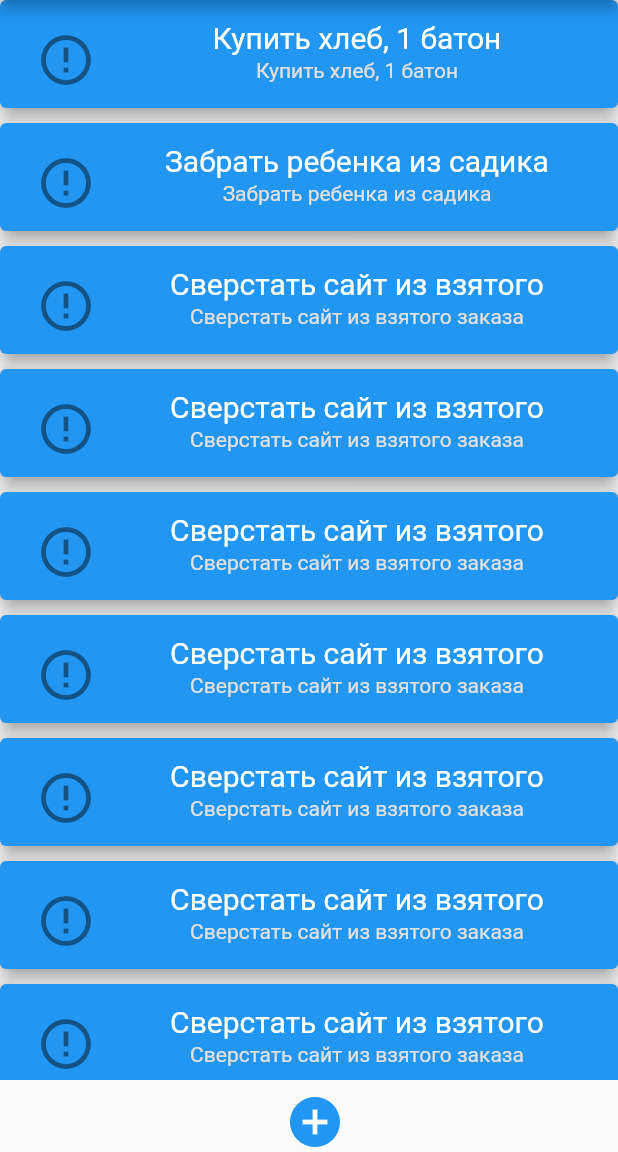
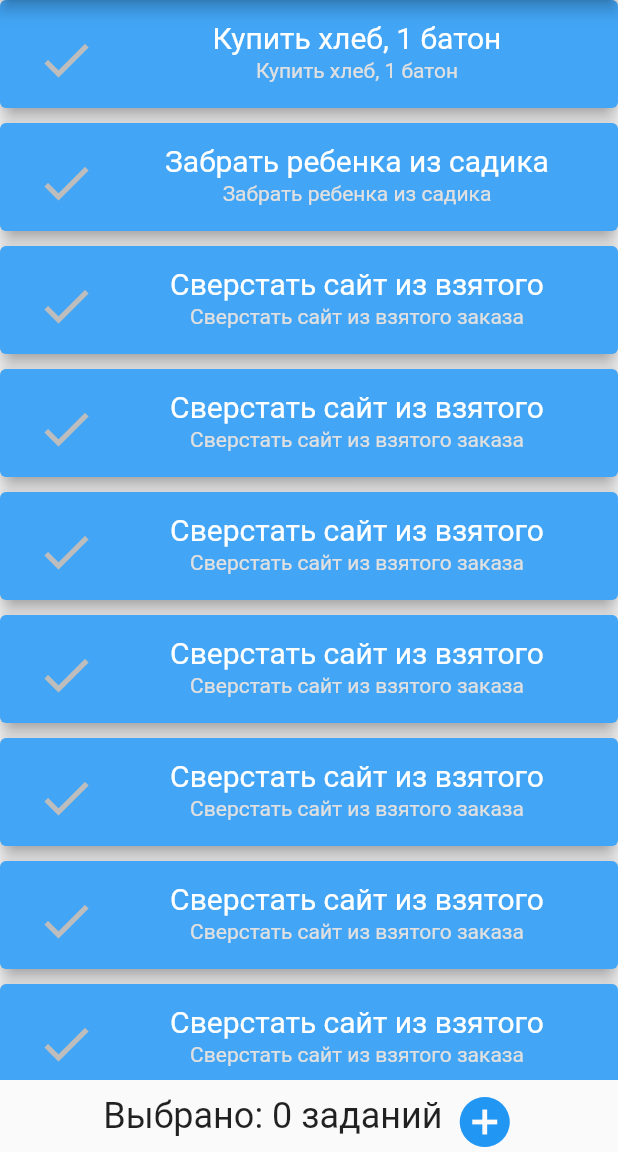
Before and after one commit to codeshowcase-pv/flutter-task-manager, a Flutter app: the screen it shows after launch, on a phone screen of 412 x 824 dp, the part 84-1236 px from its top. Run offline on Flutter 3.47's test engine with Material 2 defaults, Android fonts, the phone set to English and light mode, and no system bars; our stand-ins replace bloc, flutter_bloc.

Commit message:
add counter of selected items, but every item refresh when scrolling

```diff
--- /dev/null
+++ b/lib/bloc/counter_block.dart
@@ -0,0 +1,20 @@
+import 'package:bloc/bloc.dart';
+
+enum CounterEvents {increment, decrement}
+
+class CounterBloc extends Bloc<CounterEvents, int> {
+  CounterBloc(int initialState) : super(initialState);
+
+  @override
+  Stream<int> mapEventToState(CounterEvents event) async*{
+    switch(event){
+      case CounterEvents.increment:
+        yield state + 1;
+        break;
+      case CounterEvents.decrement:
+        yield state - 1;
+        break;
+    }
+  }
+
+}
--- a/lib/components/task.dart
+++ b/lib/components/task.dart
@@ -0,0 +1,69 @@
+import 'package:flutter/material.dart';
+import 'package:flutter_bloc/flutter_bloc.dart';
+import 'package:fluttertaskmanager/bloc/counter_block.dart';
+import 'package:fluttertaskmanager/models/task.dart';
+
+class TaskWidget extends StatefulWidget {
+  const TaskWidget({Key key, @required this.task}) : super(key: key);
+
+  final Task task;
+
+  @override
+  _TaskWidgetState createState() => _TaskWidgetState();
+}
+
+class _TaskWidgetState extends State<TaskWidget> {
+  bool isSelected = false;
+
+  @override
+  void initState() {
+    super.initState();
+    print("initState");
+  }
+
+  void markSelected(_counterBloc) {
+    print('press');
+
+    setState(() {
+      isSelected = !isSelected;
+    });
+
+    if (isSelected) {
+      _counterBloc.add(CounterEvents.increment);
+    }
+    else {
+      _counterBloc.add(CounterEvents.decrement);
+    }
+  }
+
+  @override
+  Widget build(BuildContext context) {
+    final _counterBloc = BlocProvider.of<CounterBloc>(context);
+
+    return Card(
+      color: isSelected ? Colors.blue[700] : Colors.blue[400],
+      shadowColor: Colors.grey[500],
+      margin: EdgeInsets.fromLTRB(0, 0, 0, 10),
+      elevation: 5,
+      child: ListTile(
+        enabled: true,
+        title: Text(widget.task.text,
+            maxLines: 1,
+            style: TextStyle(fontSize: 20, color: Colors.white),
+            textAlign: TextAlign.center),
+        subtitle: Text(widget.task.text,
+            style: TextStyle(fontSize: 14, color: Colors.grey[300]),
+            textAlign: TextAlign.center),
+        leading: IconButton(
+          disabledColor: Colors.grey[400],
+          icon: Icon(
+            Icons.check,
+            size: 40,
+            color: isSelected ? Colors.white : Colors.grey[400],
+          ),
+          onPressed: () => markSelected(_counterBloc),
+        ),
+      ),
+    );
+  }
+}
--- a/lib/screens/home_screen.dart
+++ b/lib/screens/home_screen.dart
@@ -1,6 +1,9 @@
 import 'package:flutter/cupertino.dart';
 import 'package:flutter/material.dart';
+import 'package:fluttertaskmanager/bloc/counter_block.dart';
+import 'package:fluttertaskmanager/components/task.dart';
 import 'package:fluttertaskmanager/models/task.dart';
+import 'package:flutter_bloc/flutter_bloc.dart';
 
 final List<Task> tasks = [
   Task("Купить хлеб, 1 батон", false, DateTime.now()),
@@ -21,43 +24,41 @@ final List<Task> tasks = [
 class HomeScreen extends StatelessWidget {
   @override
   Widget build(BuildContext context) {
-    return Container(
+    return BlocProvider(
+      create: (BuildContext context) => CounterBloc(0),
+      child: Container(
         child: Column(
           mainAxisAlignment: MainAxisAlignment.spaceBetween,
           children: [
             Expanded(
               child: ListView.builder(
-              physics: BouncingScrollPhysics(),
                 shrinkWrap: true,
                 itemCount: tasks.length,
-              itemBuilder: (_, index) => Card(
-                color: Colors.blue[500],
-                shadowColor: Colors.grey[500],
-                margin: EdgeInsets.fromLTRB(0, 0, 0, 10),
-                elevation: 5,
-                child: ListTile(
-                  title: Text(tasks[index].text, maxLines: 1,
-                      style: TextStyle(fontSize: 20, color: Colors.white),
-                      textAlign: TextAlign.center),
-                  subtitle: Text(tasks[index].text,
-                      style: TextStyle(fontSize: 14, color: Colors.grey[300]),
-                      textAlign: TextAlign.center),
-                  leading: IconButton(
-                    disabledColor: Colors.grey[400],
-                    icon: Icon(
-                      Icons.error_outline,
-                      size: 40,
-                    ),
-                    onPressed: () => {print("tap")},
+                itemBuilder: (_, index) => TaskWidget(
+                  task: tasks[index],
                 ),
               ),
             ),
-            ),
+            Row(
+              mainAxisAlignment: MainAxisAlignment.center,
+              crossAxisAlignment: CrossAxisAlignment.center,
+              children: [
+                BlocBuilder<CounterBloc, int>(
+                  builder: (BuildContext context, int count) {
+                    return Text("Выбрано: $count заданий", style: TextStyle(fontSize: 24),);
+                  },
                 ),
                 IconButton(
-            icon: Icon(Icons.add_circle, size: 40, color: Colors.blue[500],),
+                  icon: Icon(
+                    Icons.add_circle,
+                    size: 40,
+                    color: Colors.blue[500],
+                  ),
                 )
               ],
+            ),
+          ],
+        ),
       ),
     );
   }
--- a/pubspec.yaml
+++ b/pubspec.yaml
@@ -21,6 +21,8 @@ environment:
   sdk: ">=2.7.0 <3.0.0"
 
 dependencies:
+  bloc: ^6.0.3
+  flutter_bloc: ^6.0.5
   flutter:
     sdk: flutter
 
```
Also changed, not shown: pubspec.lock. Lines whose indentation alone changed are shown as unchanged.
